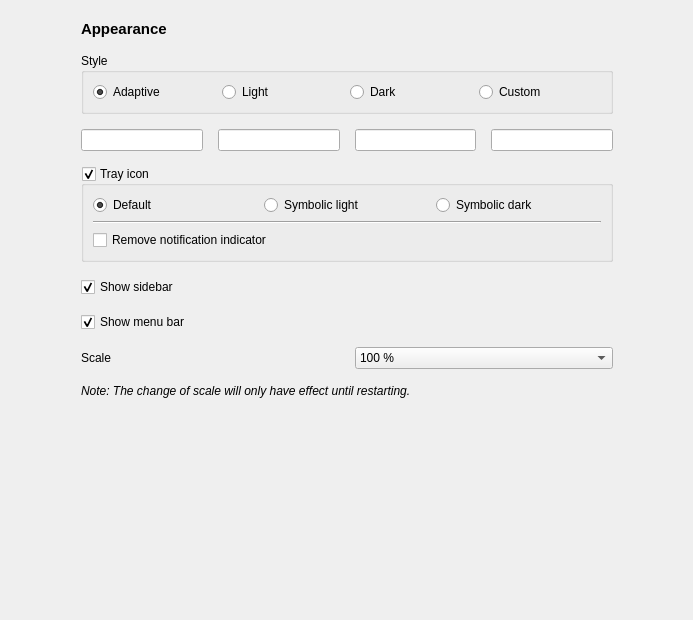
rafatosta/zapzap, file zapzap/ui/ui_page_appearance.ui: the form before one commit.
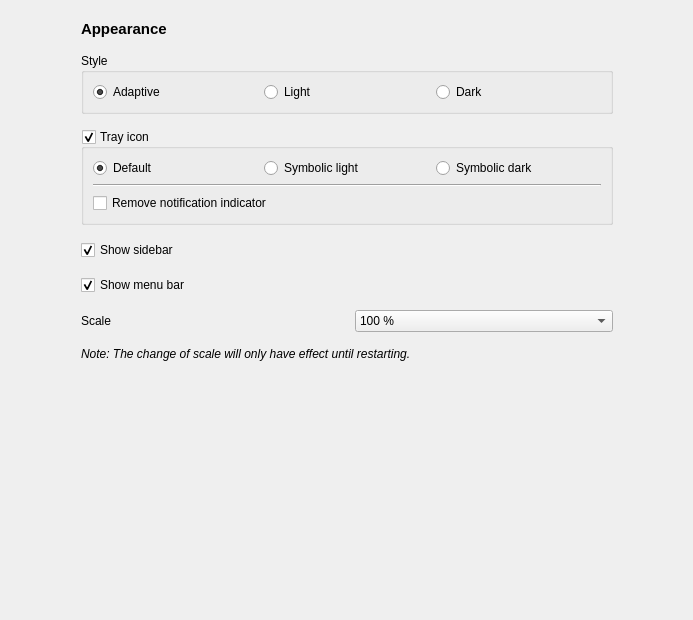
The form after the commit.

The edit to the form file:
```diff
--- a/zapzap/ui/ui_page_appearance.ui
+++ b/zapzap/ui/ui_page_appearance.ui
@@ -66,6 +66,16 @@
            <string>Style</string>
           </property>
           <layout class="QGridLayout" name="gridLayout">
+           <item row="0" column="0">
+            <widget class="QRadioButton" name="theme_auto_radioButton">
+             <property name="text">
+              <string>Adaptive</string>
+             </property>
+             <property name="checked">
+              <bool>true</bool>
+             </property>
+            </widget>
+           </item>
            <item row="0" column="2">
             <widget class="QRadioButton" name="theme_dark_radioButton">
              <property name="text">
@@ -80,42 +90,9 @@
              </property>
             </widget>
            </item>
-           <item row="0" column="0">
-            <widget class="QRadioButton" name="theme_auto_radioButton">
-             <property name="text">
-              <string>Adaptive</string>
-             </property>
-             <property name="checked">
-              <bool>true</bool>
-             </property>
-            </widget>
-           </item>
-           <item row="0" column="3">
-            <widget class="QRadioButton" name="theme_custom_radioButton">
-             <property name="text">
-              <string>Custom</string>
-             </property>
-            </widget>
-           </item>
           </layout>
          </widget>
         </item>
-        <item>
-         <layout class="QHBoxLayout" name="horizontalLayout_2">
-          <item>
-           <widget class="QLineEdit" name="custom_color_1"/>
-          </item>
-          <item>
-           <widget class="QLineEdit" name="custom_color_2"/>
-          </item>
-          <item>
-           <widget class="QLineEdit" name="custom_color_3"/>
-          </item>
-          <item>
-           <widget class="QLineEdit" name="custom_color_4"/>
-          </item>
-         </layout>
-        </item>
         <item>
          <widget class="QGroupBox" name="tray_groupBox">
           <property name="title">
```
